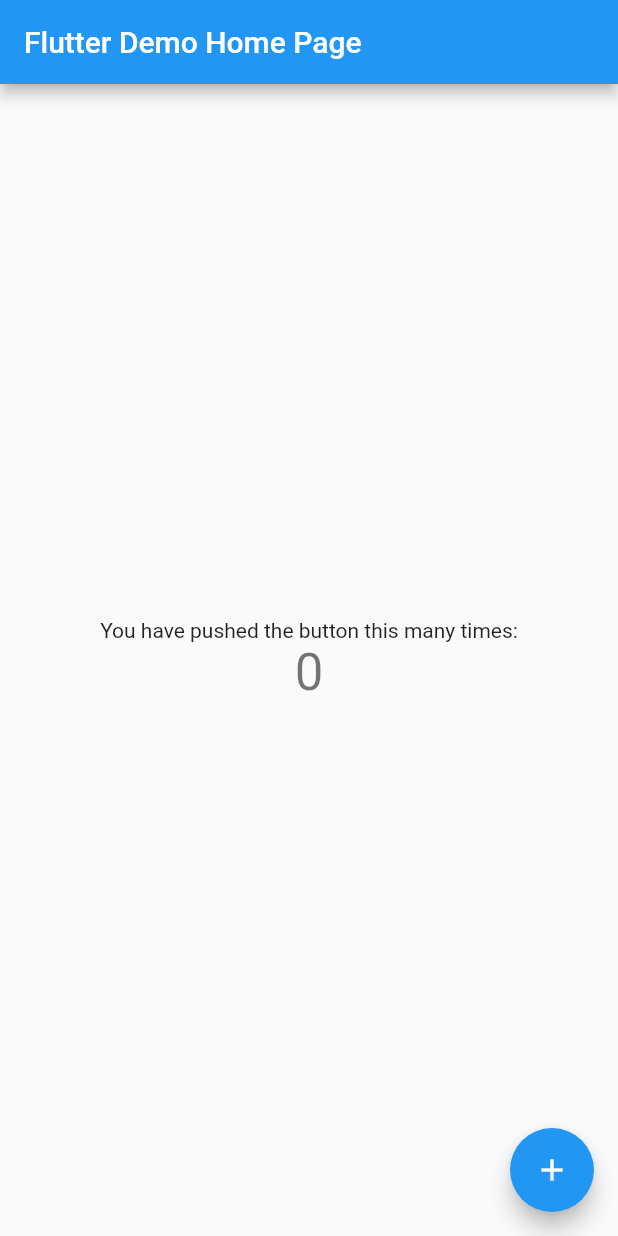
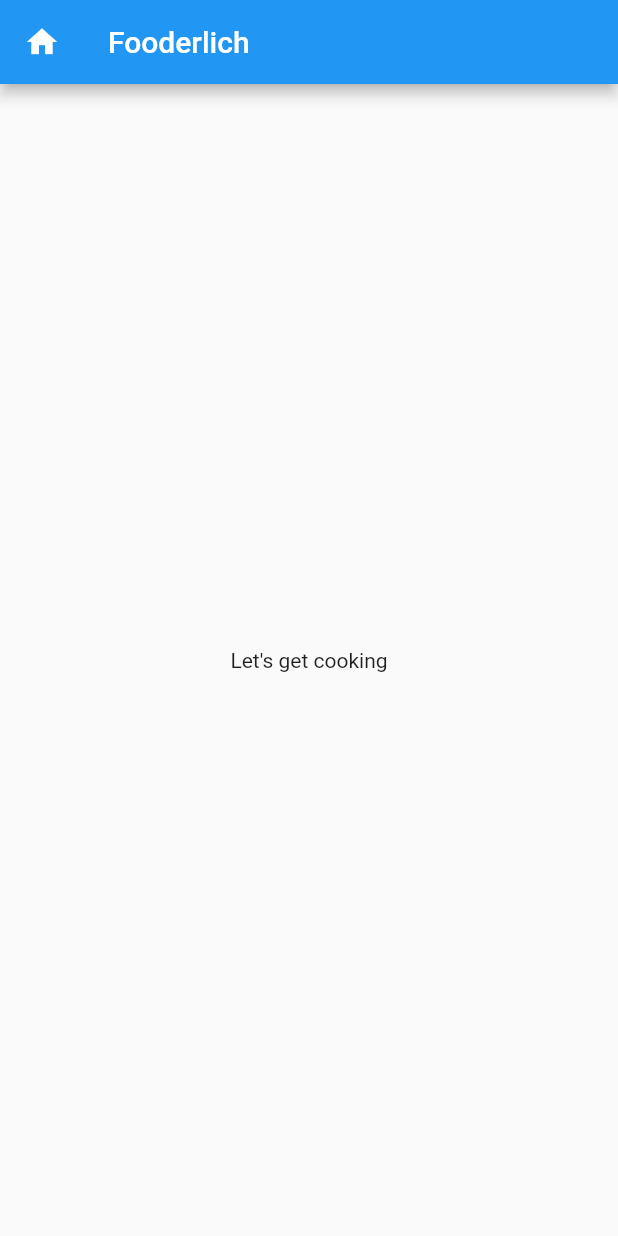
Before and after one commit to Njuguna-JohnBrian/Flutter-Foodelich-App, a Flutter app: the screen it shows after launch, on a phone screen of 412 x 824 dp. Run offline on Flutter 3.47's test engine with Material 2 defaults, Android fonts, the phone set to English and light mode, and no system bars.

Commit message:
Create basic widdget

```diff
--- a/lib/main.dart
+++ b/lib/main.dart
@@ -1,115 +1,35 @@
 import 'package:flutter/material.dart';
 
 void main() {
-  runApp(const MyApp());
+  // 1
+  runApp(const Fooderlich());
 }
 
-class MyApp extends StatelessWidget {
-  const MyApp({Key? key}) : super(key: key);
+class Fooderlich extends StatelessWidget {
+  // 2
+  const Fooderlich({Key? key}) : super(key: key);
 
-  // This widget is the root of your application.
   @override
   Widget build(BuildContext context) {
+    // TODO:CREATE THEME
+    // TODO:APPLY HOME WIDGET
+
     return MaterialApp(
-      title: 'Flutter Demo',
-      theme: ThemeData(
-        // This is the theme of your application.
-        //
-        // Try running your application with "flutter run". You'll see the
-        // application has a blue toolbar. Then, without quitting the app, try
-        // changing the primarySwatch below to Colors.green and then invoke
-        // "hot reload" (press "r" in the console where you ran "flutter run",
-        // or simply save your changes to "hot reload" in a Flutter IDE).
-        // Notice that the counter didn't reset back to zero; the application
-        // is not restarted.
-        primarySwatch: Colors.blue,
+      // TODO:ADD THEME
+      debugShowCheckedModeBanner: false,
+      title: 'Fooderlich',
+      // 4
+      home: Scaffold(
+        appBar: AppBar(
+          // TODO:Style the title
+          title: const Text('Fooderlich'),
+          leading: Icon(Icons.home),
+        ),
+        // TODO:Style the body text
+        body: const Center(
+          child: Text("Let's get cooking"),
+        ),
       ),
-      home: const MyHomePage(title: 'Flutter Demo Home Page'),
     );
   }
 }
-
-class MyHomePage extends StatefulWidget {
-  const MyHomePage({Key? key, required this.title}) : super(key: key);
-
-  // This widget is the home page of your application. It is stateful, meaning
-  // that it has a State object (defined below) that contains fields that affect
-  // how it looks.
-
-  // This class is the configuration for the state. It holds the values (in this
-  // case the title) provided by the parent (in this case the App widget) and
-  // used by the build method of the State. Fields in a Widget subclass are
-  // always marked "final".
-
-  final String title;
-
-  @override
-  State<MyHomePage> createState() => _MyHomePageState();
-}
-
-class _MyHomePageState extends State<MyHomePage> {
-  int _counter = 0;
-
-  void _incrementCounter() {
-    setState(() {
-      // This call to setState tells the Flutter framework that something has
-      // changed in this State, which causes it to rerun the build method below
-      // so that the display can reflect the updated values. If we changed
-      // _counter without calling setState(), then the build method would not be
-      // called again, and so nothing would appear to happen.
-      _counter++;
-    });
-  }
-
-  @override
-  Widget build(BuildContext context) {
-    // This method is rerun every time setState is called, for instance as done
-    // by the _incrementCounter method above.
-    //
-    // The Flutter framework has been optimized to make rerunning build methods
-    // fast, so that you can just rebuild anything that needs updating rather
-    // than having to individually change instances of widgets.
-    return Scaffold(
-      appBar: AppBar(
-        // Here we take the value from the MyHomePage object that was created by
-        // the App.build method, and use it to set our appbar title.
-        title: Text(widget.title),
-      ),
-      body: Center(
-        // Center is a layout widget. It takes a single child and positions it
-        // in the middle of the parent.
-        child: Column(
-          // Column is also a layout widget. It takes a list of children and
-          // arranges them vertically. By default, it sizes itself to fit its
-          // children horizontally, and tries to be as tall as its parent.
-          //
-          // Invoke "debug painting" (press "p" in the console, choose the
-          // "Toggle Debug Paint" action from the Flutter Inspector in Android
-          // Studio, or the "Toggle Debug Paint" command in Visual Studio Code)
-          // to see the wireframe for each widget.
-          //
-          // Column has various properties to control how it sizes itself and
-          // how it positions its children. Here we use mainAxisAlignment to
-          // center the children vertically; the main axis here is the vertical
-          // axis because Columns are vertical (the cross axis would be
-          // horizontal).
-          mainAxisAlignment: MainAxisAlignment.center,
-          children: <Widget>[
-            const Text(
-              'You have pushed the button this many times:',
-            ),
-            Text(
-              '$_counter',
-              style: Theme.of(context).textTheme.headline4,
-            ),
-          ],
-        ),
-      ),
-      floatingActionButton: FloatingActionButton(
-        onPressed: _incrementCounter,
-        tooltip: 'Increment',
-        child: const Icon(Icons.add),
-      ), // This trailing comma makes auto-formatting nicer for build methods.
-    );
-  }
-}
```
Also changed, not shown: 1 other file.
